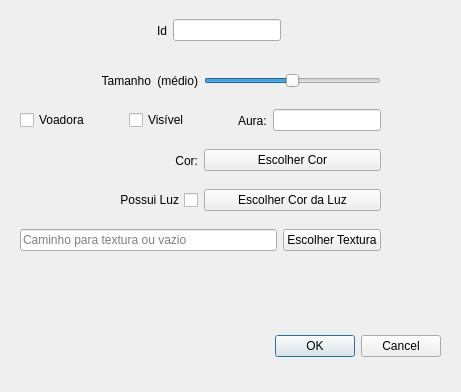
Before: the Qt Designer form ifg/qt/ui/entidade.ui in matferib/tabuleiro-virtual, drawn with Qt 5.
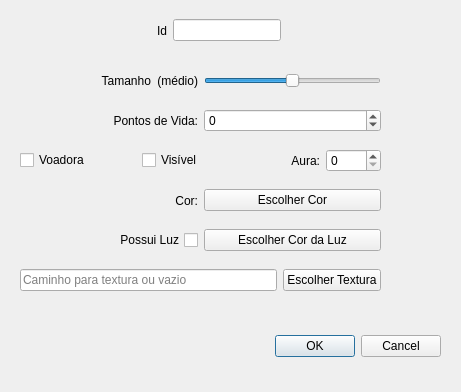
After: the same form once the commit is applied.

What changed in the file:
```diff
--- a/ifg/qt/ui/entidade.ui
+++ b/ifg/qt/ui/entidade.ui
@@ -66,7 +66,7 @@
    <property name="geometry">
     <rect>
      <x>20</x>
-     <y>140</y>
+     <y>180</y>
      <width>361</width>
      <height>41</height>
     </rect>
@@ -105,7 +105,7 @@
    <property name="geometry">
     <rect>
      <x>20</x>
-     <y>180</y>
+     <y>220</y>
      <width>361</width>
      <height>41</height>
     </rect>
@@ -207,7 +207,7 @@
    <property name="geometry">
     <rect>
      <x>20</x>
-     <y>220</y>
+     <y>260</y>
      <width>361</width>
      <height>41</height>
     </rect>
@@ -236,7 +236,7 @@
    <property name="geometry">
     <rect>
      <x>20</x>
-     <y>100</y>
+     <y>140</y>
      <width>361</width>
      <height>41</height>
     </rect>
@@ -268,25 +268,57 @@
           <property name="text">
            <string>Aura:</string>
           </property>
+          <property name="alignment">
+           <set>Qt::AlignRight|Qt::AlignTrailing|Qt::AlignVCenter</set>
+          </property>
          </widget>
         </item>
         <item>
-         <widget class="QLineEdit" name="linha_aura">
+         <widget class="QSpinBox" name="spin_aura"/>
+        </item>
+       </layout>
+      </item>
+     </layout>
+    </item>
+   </layout>
+  </widget>
+  <widget class="QWidget" name="horizontalLayoutWidget_8">
+   <property name="geometry">
+    <rect>
+     <x>20</x>
+     <y>100</y>
+     <width>361</width>
+     <height>41</height>
+    </rect>
+   </property>
+   <layout class="QHBoxLayout" name="horizontalLayout_11">
+    <item>
+     <layout class="QHBoxLayout" name="horizontalLayout_12">
+      <item>
+       <widget class="QLabel" name="label_5">
           <property name="sizePolicy">
-           <sizepolicy hsizetype="Fixed" vsizetype="Fixed">
+         <sizepolicy hsizetype="Preferred" vsizetype="Preferred">
             <horstretch>0</horstretch>
             <verstretch>0</verstretch>
            </sizepolicy>
           </property>
-          <property name="toolTip">
-           <string>Tamanho da aura, em quadrados.</string>
-          </property>
-          <property name="inputMask">
-           <string notr="true">009; </string>
+        <property name="text">
+         <string>Pontos de Vida:</string>
+        </property>
+        <property name="alignment">
+         <set>Qt::AlignRight|Qt::AlignTrailing|Qt::AlignVCenter</set>
           </property>
          </widget>
         </item>
-       </layout>
+      <item>
+       <widget class="QSpinBox" name="spin_pontos_vida">
+        <property name="minimum">
+         <number>-100</number>
+        </property>
+        <property name="maximum">
+         <number>999</number>
+        </property>
+       </widget>
       </item>
      </layout>
     </item>
```
Lines whose indentation alone changed are shown as unchanged.
